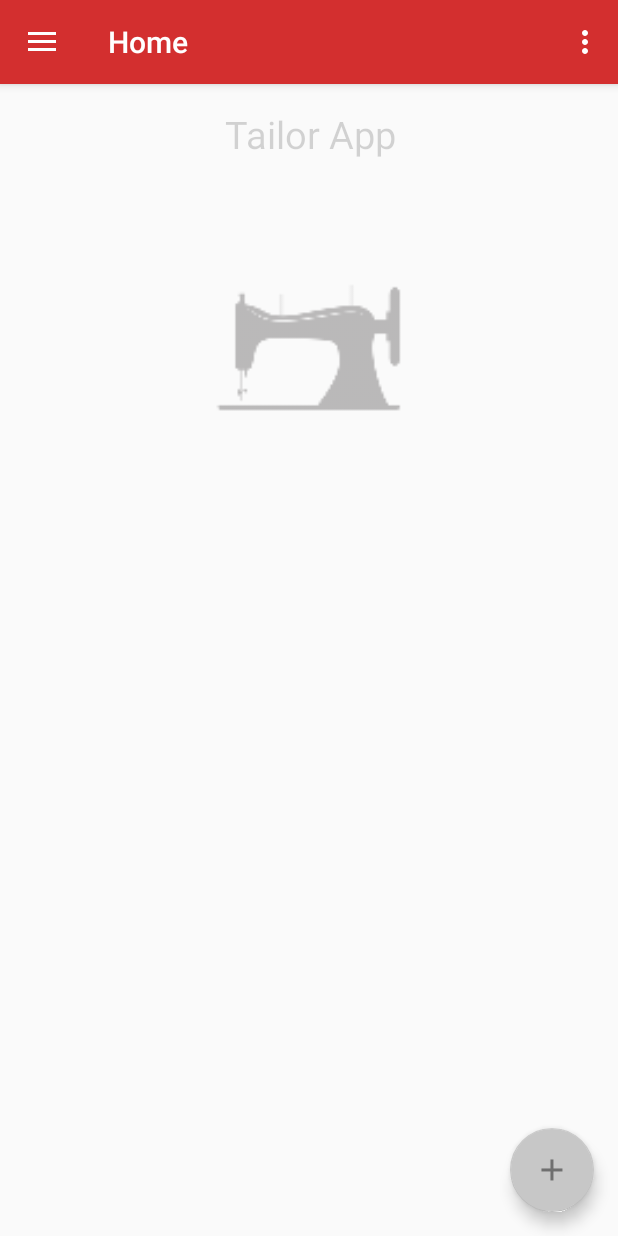
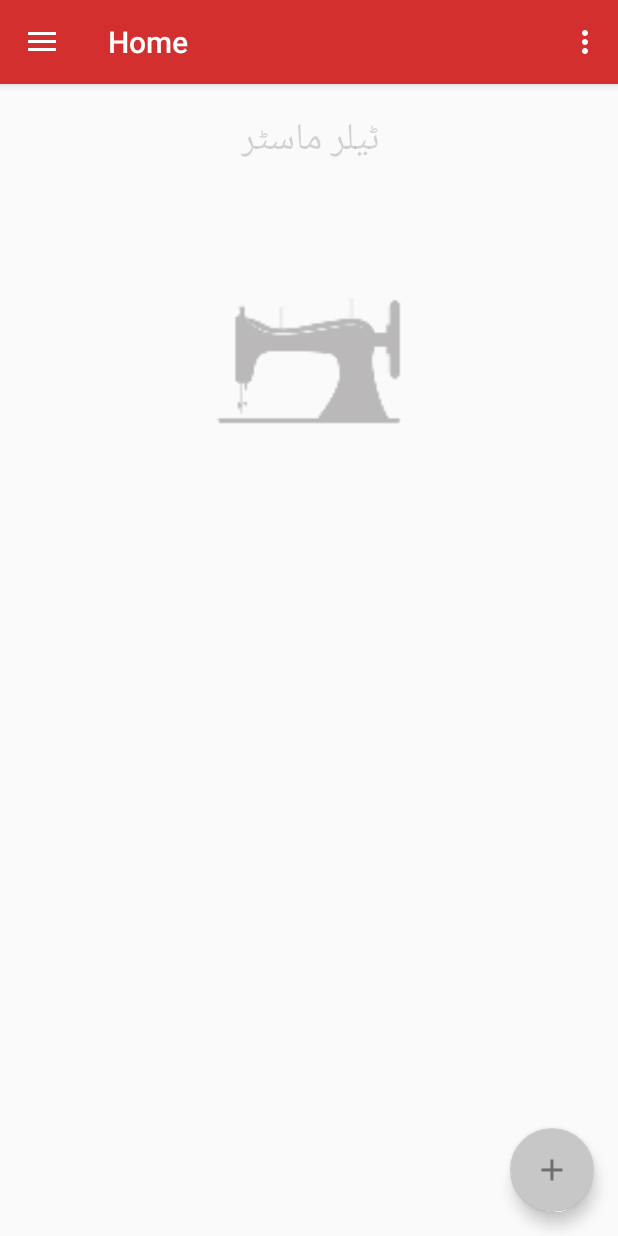
Before and after one commit to johnyhawkahsan/56-TailorApp, an Android app: the screen it shows after launch (MainActivity), on a phone screen of 412 x 824 dp. Run offline under Robolectric (Android 15) with nearby library versions, the phone set to English and light mode, and no system bars; our stand-ins replace Room's generated code; pictures from the network do not load.

Commit message:
17th Commit- Alhamdulillah, successfully implemented splashScreen. Now working on Urdu font.

```diff
--- a/app/src/main/AndroidManifest.xml
+++ b/app/src/main/AndroidManifest.xml
@@ -14,7 +14,7 @@
         <activity
             android:name=".activity.MainActivity"
             android:label="@string/app_name"
-            android:theme="@style/AppTheme.NoActionBar">
+            android:theme="@style/splashScreenTheme">
 
             <intent-filter>
                 <action android:name="android.intent.action.MAIN" />
--- a/app/src/main/java/com/johnyhawkdesigns/a56_tailorapp/activity/MainActivity.java
+++ b/app/src/main/java/com/johnyhawkdesigns/a56_tailorapp/activity/MainActivity.java
@@ -43,6 +43,9 @@ public class MainActivity extends AppCompatActivity implements
 
     private static final String TAG = MainActivity.class.getSimpleName();
 
+    private static int SPLASH_TIMEOUT = 2000; //This is 2 seconds
+    Handler splashHandler = new Handler();
+
     //https://www.androidhive.info/2013/11/android-sliding-menu-using-navigation-drawer/
     private NavigationView navigationView;
     private DrawerLayout drawer;
@@ -73,10 +76,34 @@ public class MainActivity extends AppCompatActivity implements
 
     @Override
     protected void onCreate(Bundle savedInstanceState) {
+
+        // To add appropriate delay for screen.
+        try{
+            Thread.sleep(SPLASH_TIMEOUT);
+        } catch (Exception e){
+            Log.d(TAG, "onCreate: e = " + e);
+        }
+
+        // Make sure this is before calling super.onCreate
+        setTheme(R.style.AppTheme);
+
         super.onCreate(savedInstanceState);
         setContentView(R.layout.activity_main);
+
+        splashHandler.postDelayed(new Runnable() {
+            @Override
+            public void run() {
+
+            }
+        }, SPLASH_TIMEOUT);
+
+
         toolbar = (Toolbar) findViewById(R.id.toolbar); // Note: Inside styles.xml, we defined AppTheme.NoActionBar and used inside AndroidMANIFEST for MainActivity's theme @style/AppTheme.NoActionBar
-        setSupportActionBar(toolbar);
+        setSupportActionBar(toolbar); // I had error at this line after using splshscreen, so I used Theme.AppCompat.Light.NoActionBar in styles for AppTheme
+
+
+
+
 
         mHandler = new Handler();
 
--- /dev/null
+++ b/app/src/main/res/drawable-v24/splash_screen.xml
@@ -0,0 +1,18 @@
+<?xml version="1.0" encoding="utf-8"?>
+
+<!-- The android:opacity=”opaque” line — this is critical in preventing a flash of black as your theme transitions. -->
+<layer-list xmlns:android="http://schemas.android.com/apk/res/android" android:opacity="opaque">
+
+    <!-- The background color, preferably the same as your normal theme -->
+    <item android:drawable="@android:color/white"/>
+
+    <!-- Your product logo - 144dp color version of your app icon -->
+    <item>
+
+        <bitmap
+            android:src="@drawable/tailoring_app_nobcg"
+            android:gravity="center" />
+
+    </item>
+
+</layer-list>
--- a/app/src/main/res/layout/fragment_home.xml
+++ b/app/src/main/res/layout/fragment_home.xml
@@ -20,7 +20,7 @@
             android:layout_marginStart="8dp"
             android:layout_marginTop="16dp"
             android:alpha="0.3"
-            android:text="Tailor App"
+            android:text="ٹیلر ماسٹر"
             android:textSize="25dp"
             app:layout_constraintEnd_toEndOf="@+id/imageView"
             app:layout_constraintHorizontal_bias="0.504"
--- a/app/src/main/res/values/styles.xml
+++ b/app/src/main/res/values/styles.xml
@@ -1,7 +1,7 @@
 <resources>
 
     <!-- Base application theme. -->
-    <style name="AppTheme" parent="Base.Theme.AppCompat.Light.DarkActionBar">
+    <style name="AppTheme" parent="Theme.AppCompat.Light.NoActionBar">
         <!-- Customize your theme here. -->
         <item name="colorPrimary">@color/colorPrimary</item>
         <item name="colorPrimaryDark">@color/colorPrimaryDark</item>
@@ -32,5 +32,9 @@
         <item name="android:background">@drawable/textview_border</item>
     </style>
 
+    <!-- Splash screen styling-->
+    <style name="splashScreenTheme" parent="@android:style/Theme.DeviceDefault.Light.NoActionBar">
+        <item name="android:windowBackground">@drawable/splash_screen</item>
+    </style>
 
 </resources>
```
Also changed, not shown: app/src/main/res/drawable-xxhdpi/tailoring_app_nobcg.png (added).
